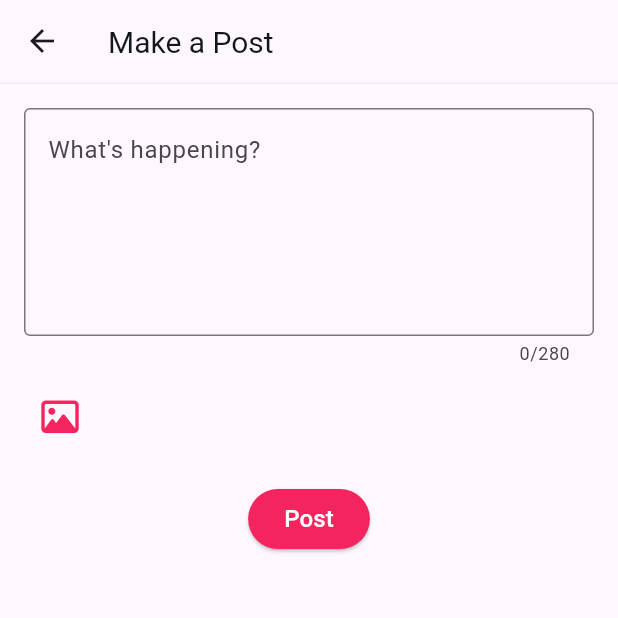
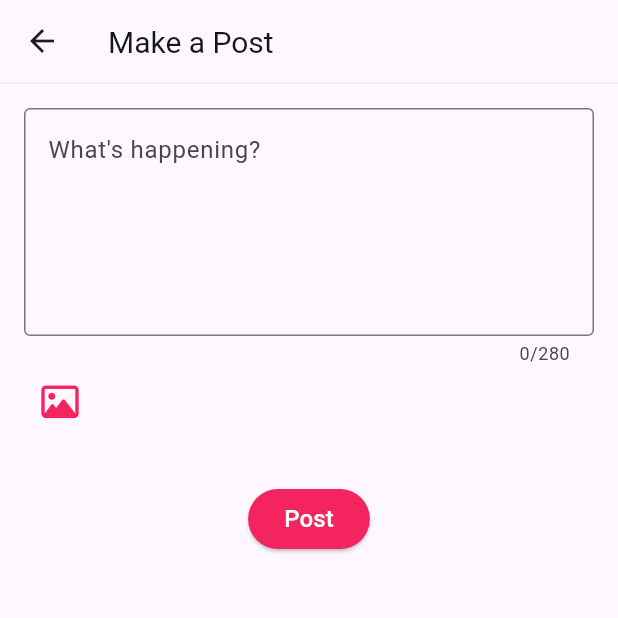
Before and after one commit to vshal9921/mastedon, a Flutter app: the PostTweetScreen screen opened by its route, on a phone screen of 412 x 824 dp, the top half of it. Run offline on Flutter 3.47's test engine with Material 3 defaults, Android fonts, the phone set to English and light mode, and no system bars; our stand-ins replace cached_network_image, cloud_firestore, firebase_auth, firebase_core, firebase_messaging, firebase_storage and 9 more; accounts and stored records are empty; generated files the repository leaves out were written again; network calls fail; Roboto replaces fonts that are missing (Segoe).

```diff
--- a/lib/controller/post_tweet_controller.dart
+++ b/lib/controller/post_tweet_controller.dart
@@ -11,6 +11,7 @@ import '../utils/shared_pref.dart';
 
 class PostTweetController extends GetxController {
   var isLoading = false.obs;
+  var isAssetLoading = false.obs;
   var tweetText = ''.obs;
   final ImagePicker _picker = ImagePicker();
   Rx<XFile?> selectedFile = Rx<XFile?>(null);
@@ -61,6 +62,9 @@ class PostTweetController extends GetxController {
   }
 
   void performImagePick() async {
+
+    isAssetLoading.value = true;
+
     final XFile? image = await _picker.pickImage(source: ImageSource.gallery);
 
     if(image != null){
@@ -75,11 +79,16 @@ class PostTweetController extends GetxController {
         await refImageToUpload.putFile(File(image.path));
         imageStoreUrl = await refImageToUpload.getDownloadURL();
         UiUtil.debugPrint('image store url is $imageStoreUrl');
+        isAssetLoading.value = false;
       }
       catch(e){
         UiUtil.debugPrint(e.toString());
         Get.snackbar(MyStrings.error, e.toString());
+        isAssetLoading.value = false;
       }
+    }
+    else {
+      isAssetLoading.value = false;
     }
   }
 }
--- a/lib/ui/screens/post_tweet_screen.dart
+++ b/lib/ui/screens/post_tweet_screen.dart
@@ -11,7 +11,8 @@ import 'package:font_awesome_flutter/font_awesome_flutter.dart';
 import 'package:get/get.dart';
 
 class PostTweetScreen extends StatelessWidget {
-  final PostTweetController postTweetController = Get.put(PostTweetController());
+  final PostTweetController postTweetController =
+      Get.put(PostTweetController());
 
   PostTweetScreen({super.key});
 
@@ -53,21 +54,12 @@ class PostTweetScreen extends StatelessWidget {
                   onChanged: postTweetController.setText,
                 ),
               ),
-
-              Obx(
-                () => postTweetController.selectedFile.value != null ?
-                SizedBox(
-                  height: 300.0,
-                  width: double.infinity,
-                  child: Image.file(File(postTweetController.selectedFile.value!.path)))
-                  : Container()
-
-              ),
-
-              const SizedBox(height: 10),
               Row(
                 children: [
-                  IconButton(
+                  Obx(
+                    () => postTweetController.isAssetLoading.value
+                        ? CommomLoader()
+                        : IconButton(
                             onPressed: () {
                               postTweetController.performImagePick();
                             },
@@ -77,8 +69,19 @@ class PostTweetScreen extends StatelessWidget {
                               color: MyColors.primary,
                             ),
                           ),
+                  ),
                 ],
               ),
+              const SizedBox(
+                height: 10.0,
+              ),
+              Obx(() => postTweetController.selectedFile.value != null
+                  ? SizedBox(
+                      height: 300.0,
+                      width: double.infinity,
+                      child: Image.file(
+                          File(postTweetController.selectedFile.value!.path)))
+                  : Container()),
               const SizedBox(height: 20),
               Obx(
                 () => postTweetController.isLoading.value
```
Lines whose indentation alone changed are shown as unchanged.
